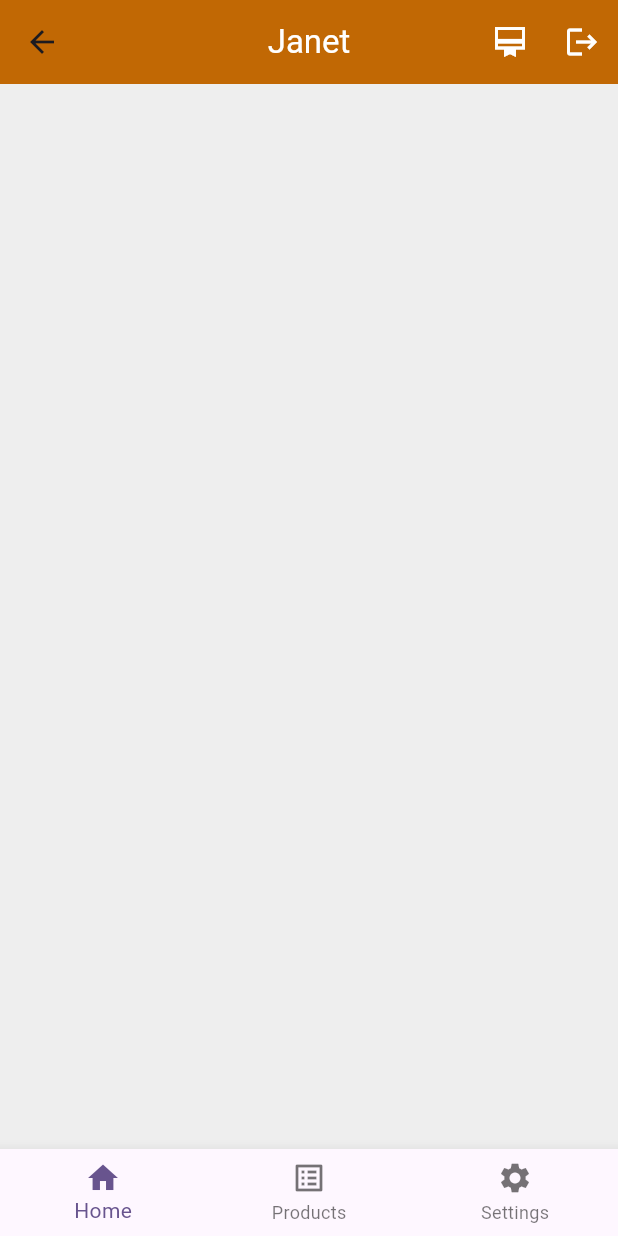
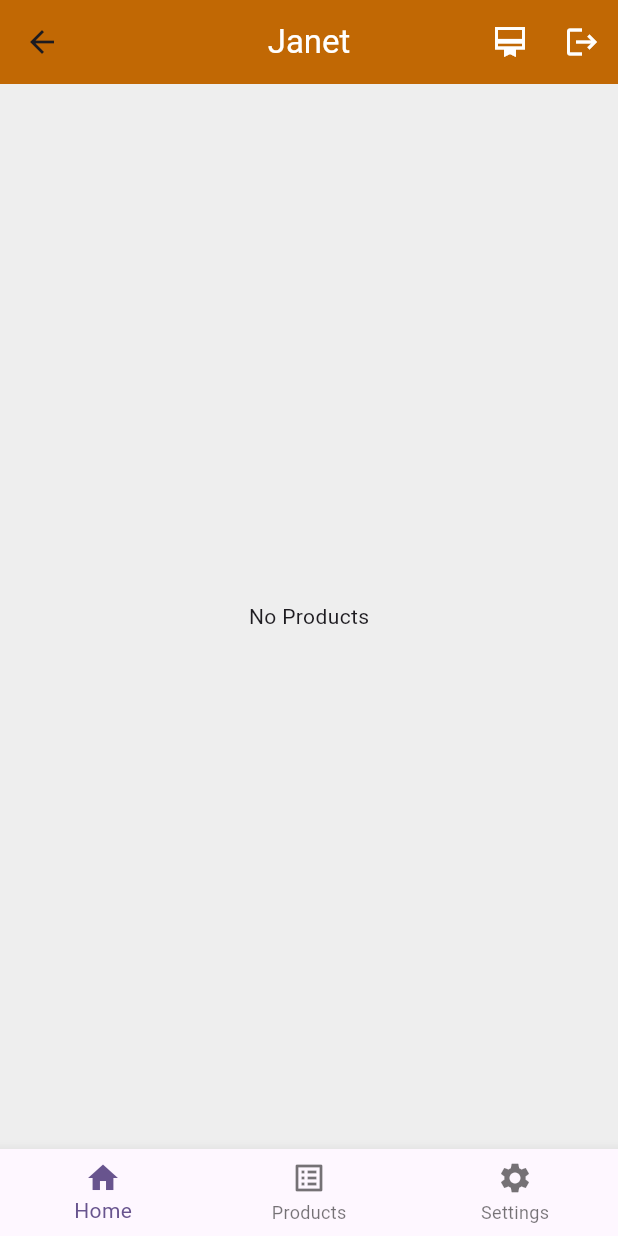
Before and after one commit to Gee-gee4/sahara_app, a Flutter app: the HomePage screen opened directly, on a phone screen of 412 x 824 dp. Run offline on Flutter 3.47's test engine with Material 3 defaults, Android fonts, the phone set to English and light mode, and no system bars.

Commit message:
almost done with UI

```diff
--- a/lib/pages/home_page.dart
+++ b/lib/pages/home_page.dart
@@ -30,10 +30,9 @@ class HomePage extends StatelessWidget {
         ],
       ),
       backgroundColor: ColorsUniversal.background,
-      body: Column(children: [
-
-        ],
-      ),
+      body: Column(
+        mainAxisAlignment: MainAxisAlignment.center,
+        children: [Center(child: Text('No Products'))]),
     );
   }
 }
```
